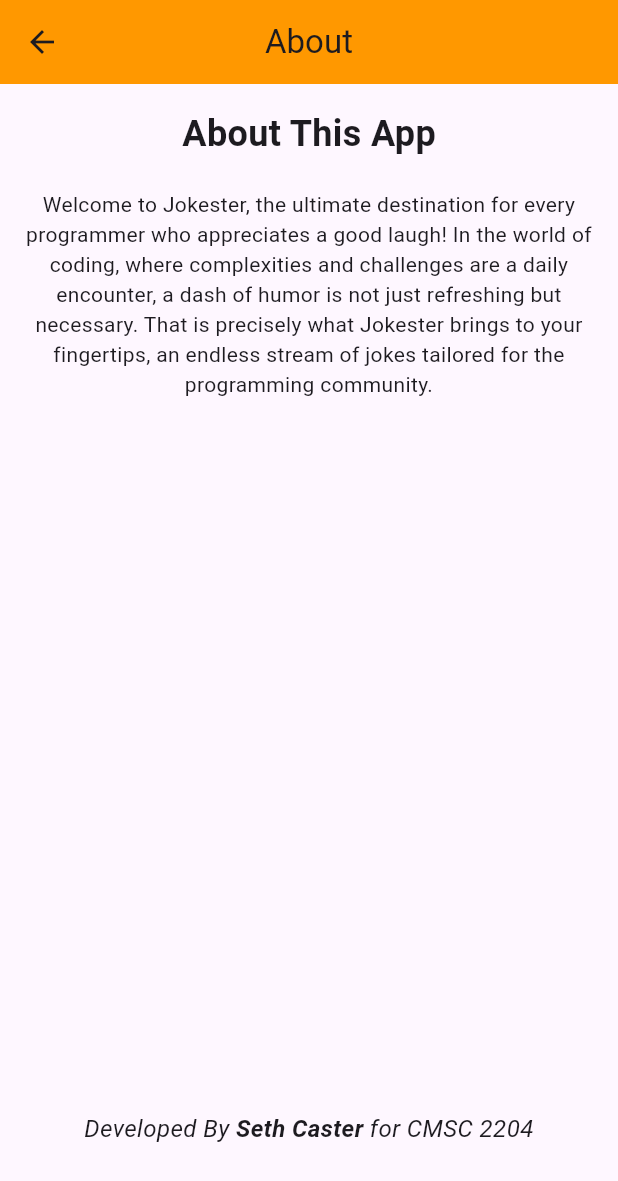
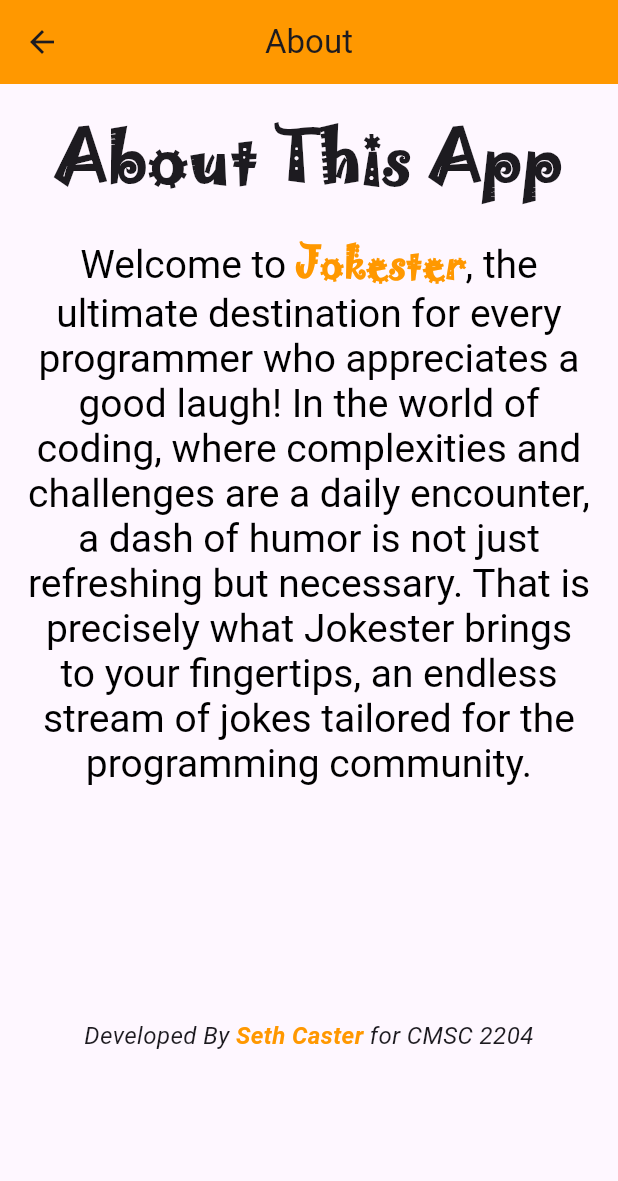
Before and after one commit to JimiLimbo/FinalAppMobileDev, a Flutter app: the screen it shows after launch, after a tap on "About", on a phone screen of 412 x 824 dp. Shown: the top 1181 px of the screen. Run offline on Flutter 3.47's test engine with Material 3 defaults, Android fonts, the phone set to English and light mode, and no system bars; our stand-ins replace flutter_secure_storage.

Commit message:
Jokerman font and more clean up

```diff
--- a/finalapppart1/lib/about_page.dart
+++ b/finalapppart1/lib/about_page.dart
@@ -17,14 +17,41 @@ class AboutPage extends StatelessWidget {
             children: <Widget>[
               Text(
                 'About This App',
-                style: TextStyle(fontSize: 24, fontWeight: FontWeight.bold),
+                style: TextStyle(fontSize: 44, fontWeight: FontWeight.bold, fontFamily: 'Jokerman',),
               ),
               SizedBox(height: 20),
-              Text(
-                'Welcome to Jokester, the ultimate destination for every programmer who appreciates a good laugh! In the world of coding, where complexities and challenges are a daily encounter, a dash of humor is not just refreshing but necessary. That is precisely what Jokester brings to your fingertips, an endless stream of jokes tailored for the programming community.',
+              RichText(
                 textAlign: TextAlign.center,
+                text: TextSpan(
+                  children: <TextSpan>[
+                    TextSpan(
+                      text: 'Welcome to ',
+                      style: TextStyle(
+                        fontSize: 26,
+                        color: Colors.black,
+                      ),
+                    ),
+                    TextSpan(
+                      text: 'Jokester',
+                      style: TextStyle(
+                        fontFamily: 'Jokerman',
+                        fontWeight: FontWeight.bold,
+                        fontSize: 26,
+                        color: Colors.orange,
+                      ),
+                    ),
+                    TextSpan(
+                      text: ', the ultimate destination for every programmer who appreciates a good laugh! In the world of coding, where complexities and challenges are a daily encounter, a dash of humor is not just refreshing but necessary. That is precisely what Jokester brings to your fingertips, an endless stream of jokes tailored for the programming community.',
+                      style: TextStyle(
+                        fontSize: 26,
+                        color: Colors.black,
+                      ),
+                    ),
+                  ],
+                ),
               ),
-               SizedBox(height: 475),
+
+               SizedBox(height: 155),
                 Text.rich(
                   TextSpan(
                     style: TextStyle(fontSize: 16, fontStyle: FontStyle.italic),
@@ -32,14 +59,13 @@ class AboutPage extends StatelessWidget {
                       TextSpan(text: 'Developed By '),
                       TextSpan(
                         text: 'Seth Caster',
-                        style: TextStyle(fontWeight: FontWeight.bold),
+                        style: TextStyle(fontWeight: FontWeight.bold, color:Colors.orange),
                       ),
                       TextSpan(text: ' for CMSC 2204'),
                     ],
                   ),
                   textAlign: TextAlign.center,
                 )
-
             ],
           ),
         ),
--- a/finalapppart1/lib/main.dart
+++ b/finalapppart1/lib/main.dart
@@ -35,8 +35,9 @@ class _LoginPageState extends State<LoginPage> {
         title: Text(
           'Jokester',
           style: TextStyle(
-            fontSize: 55,
+            fontSize: 50,
             fontWeight: FontWeight.bold,
+            fontFamily: 'Jokerman',
           ),
         ),
         centerTitle: true,
--- a/finalapppart1/lib/storage_service.dart
+++ b/finalapppart1/lib/storage_service.dart
@@ -1,6 +1,4 @@
 import 'package:flutter_secure_storage/flutter_secure_storage.dart';
-
-
 
 class StorageService {
   final FlutterSecureStorage _storage = FlutterSecureStorage();
--- a/finalapppart1/pubspec.yaml
+++ b/finalapppart1/pubspec.yaml
@@ -75,6 +75,12 @@ flutter:
   # "family" key with the font family name, and a "fonts" key with a
   # list giving the asset and other descriptors for the font. For
   # example:
+  fonts:
+    - family: Jokerman
+      fonts:
+        - asset: assets/fonts/Jokerman-Regular.ttf
+
+
   # fonts:
   #   - family: Schyler
   #     fonts:
```
Also changed, not shown: finalapppart1/assets/fonts/Jokerman-Regular.ttf (added).
